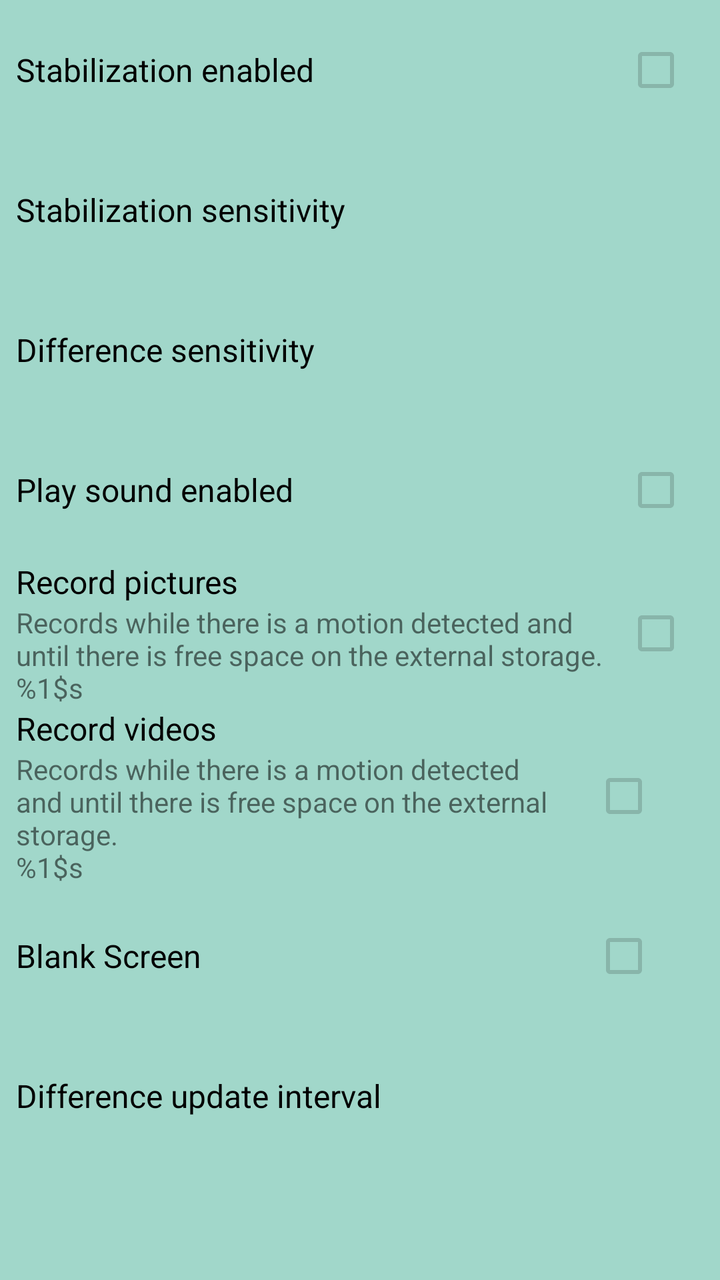
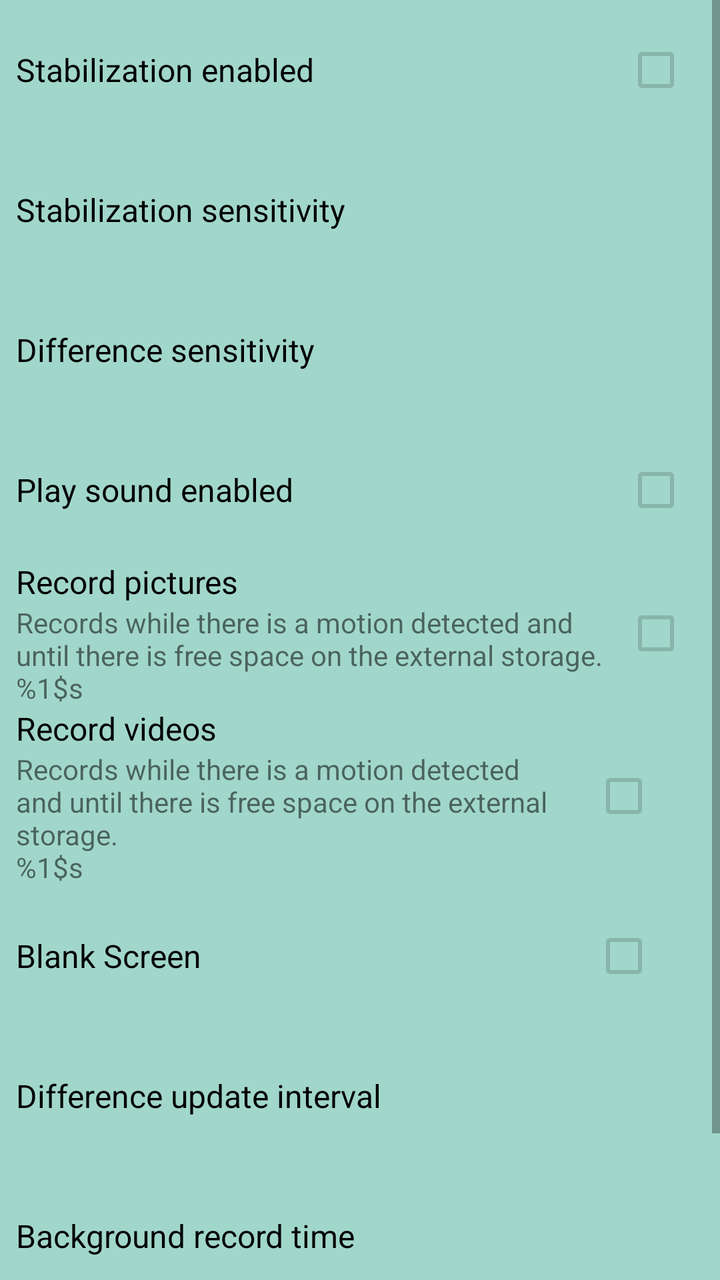

The first picture is an Android layout as it rendered before a commit; the second is the same layout after the commit. The layout source and the unified diff follow.
<!-- AndroidManifest.xml: application theme AppTheme -->
<!-- res/layout/activity_settings.xml -->
<?xml version="1.0" encoding="utf-8"?>
<ScrollView
    xmlns:android="http://schemas.android.com/apk/res/android"
    xmlns:tools="http://schemas.android.com/tools"
    android:layout_width="match_parent"
    android:layout_height="match_parent"
    android:fillViewport="true"
    android:background="@color/colorPrimary"
    tools:context="com.blogspot.techzealous.sentinel.SettingsActivity">

    <LinearLayout
        android:layout_width="match_parent"
        android:layout_height="wrap_content"
        android:paddingStart="8dp"
        android:paddingEnd="16dp"
        android:orientation="vertical"
        android:id="@+id/linearLayoutRootSettings">

        <RelativeLayout
            android:id="@+id/relativeLayoutStabilizationSettings"
            android:layout_width="match_parent"
            android:layout_height="70dp">

            <TextView
                android:layout_width="wrap_content"
                android:layout_height="wrap_content"
                android:layout_centerVertical="true"
                android:textSize="16sp"
                android:textColor="@android:color/black"
                android:text="@string/stabilization_enabled"
                android:id="@+id/textViewStabilizationSettings"/>

            <CheckBox
                android:layout_width="wrap_content"
                android:layout_height="wrap_content"
                android:layout_alignParentEnd="true"
                android:layout_centerVertical="true"
                android:enabled="false"
                android:id="@+id/checkBoxStabilizationSettings"/>
        </RelativeLayout>

        <TextView
            android:layout_width="match_parent"
            android:layout_height="70dp"
            android:gravity="center_vertical"
            android:textSize="16sp"
            android:textColor="@android:color/black"
            android:text="@string/stabilization_sensitivity"
            android:id="@+id/textViewStabilizationSensitivitySettings"/>

        <TextView
            android:layout_width="match_parent"
            android:layout_height="70dp"
            android:gravity="center_vertical"
            android:textSize="16sp"
            android:textColor="@android:color/black"
            android:text="@string/difference_sensitivity"
            android:id="@+id/textViewDifferenceSensitivitySettings"/>

        <RelativeLayout
            android:id="@+id/relativeLayoutPlaySoundSettings"
            android:layout_width="match_parent"
            android:layout_height="70dp">

            <TextView
                android:layout_width="wrap_content"
                android:layout_height="wrap_content"
                android:layout_centerVertical="true"
                android:textSize="16sp"
                android:textColor="@android:color/black"
                android:text="@string/play_sound_enabled"
                android:layout_alignParentStart="true"
                android:layout_toStartOf="@+id/checkBoxPlaySoundSettings"
                android:id="@+id/textViewPlaySoundSettings" />

            <CheckBox
                android:layout_width="wrap_content"
                android:layout_height="wrap_content"
                android:layout_alignParentEnd="true"
                android:layout_centerVertical="true"
                android:enabled="false"
                android:id="@+id/checkBoxPlaySoundSettings"/>
        </RelativeLayout>

        <RelativeLayout
            android:id="@+id/relativeLayoutPicturesSettings"
            android:layout_width="match_parent"
            android:layout_height="wrap_content">

            <TextView
                android:layout_width="match_parent"
                android:layout_height="wrap_content"
                android:layout_toStartOf="@+id/checkBoxRecordPicturesSettings"
                android:textSize="16sp"
                android:textColor="@android:color/black"
                android:text="@string/record_pictures"
                android:id="@+id/textViewRecordPicturesSettings"/>

            <CheckBox
                android:layout_width="wrap_content"
                android:layout_height="wrap_content"
                android:layout_alignParentEnd="true"
                android:layout_centerVertical="true"
                android:enabled="false"
                android:id="@+id/checkBoxRecordPicturesSettings"/>

            <TextView
                android:id="@+id/textViewRecordPicturesDescSettings"
                android:layout_width="match_parent"
                android:layout_height="wrap_content"
                android:layout_below="@id/textViewRecordPicturesSettings"
                android:layout_toStartOf="@+id/checkBoxRecordPicturesSettings"
                android:text="@string/record_description"/>

        </RelativeLayout>

        <RelativeLayout
            android:id="@+id/relativeLayoutVideosSettings"
            android:layout_width="match_parent"
            android:layout_height="wrap_content"
            android:paddingStart="0dp"
            android:paddingEnd="16dp"
            android:paddingLeft="16dp"
            android:paddingRight="16dp">

            <TextView
                android:layout_width="match_parent"
                android:layout_height="wrap_content"
                android:layout_toStartOf="@+id/checkBoxRecordVideosSettings"
                android:textSize="16sp"
                android:textColor="@android:color/black"
                android:text="@string/record_videos"
                android:id="@+id/textViewRecordVideosSettings"/>

            <CheckBox
                android:layout_width="wrap_content"
                android:layout_height="wrap_content"
                android:layout_alignParentEnd="true"
                android:layout_centerVertical="true"
                android:enabled="false"
                android:id="@+id/checkBoxRecordVideosSettings"/>

            <TextView
                android:id="@+id/textViewRecordVideosDescSettings"
                android:layout_width="match_parent"
                android:layout_height="wrap_content"
                android:layout_below="@id/textViewRecordVideosSettings"
                android:layout_toStartOf="@+id/checkBoxRecordVideosSettings"
                android:text="@string/record_description"/>
        </RelativeLayout>

        <RelativeLayout
            android:id="@+id/relativeLayoutBlankScreenSettings"
            android:layout_width="match_parent"
            android:layout_height="70dp"
            android:paddingStart="0dp"
            android:paddingEnd="16dp">

            <TextView
                android:layout_width="wrap_content"
                android:layout_height="wrap_content"
                android:layout_centerVertical="true"
                android:textSize="16sp"
                android:textColor="@android:color/black"
                android:text="@string/blank_screen"
                android:layout_alignParentStart="true"
                android:layout_toStartOf="@+id/checkBoxBlankScreenSettings"
                android:id="@+id/textViewBlankScreenSettings" />

            <CheckBox
                android:layout_width="wrap_content"
                android:layout_height="wrap_content"
                android:layout_alignParentEnd="true"
                android:layout_centerVertical="true"
                android:enabled="false"
                android:id="@+id/checkBoxBlankScreenSettings"/>
        </RelativeLayout>

        <TextView
            android:layout_width="match_parent"
            android:layout_height="70dp"
            android:gravity="center_vertical"
            android:textSize="16sp"
            android:textColor="@android:color/black"
            android:text="@string/difference_update"
            android:id="@+id/textViewDifferenceUpdate"/>

    </LinearLayout>
</ScrollView>
<!-- resources referenced by this layout -->
<resources>
  <color name="colorPrimary">#A1D7CA</color>
  <string name="blank_screen">Blank Screen</string>
  <string name="difference_sensitivity">Difference sensitivity</string>
  <string name="difference_update">Difference update interval</string>
  <string name="play_sound_enabled">Play sound enabled</string>
  <string name="record_description">Records while there is a motion detected and until there is free space on the external storage.\n%1$s</string>
  <string name="record_pictures">Record pictures</string>
  <string name="record_videos">Record videos</string>
  <string name="stabilization_enabled">Stabilization enabled</string>
  <string name="stabilization_sensitivity">Stabilization sensitivity</string>
  <style name="AppTheme" parent="Theme.AppCompat.Light.DarkActionBar">
          
          <item name="colorPrimary">@color/colorPrimary</item>
          <item name="colorPrimaryDark">@color/colorPrimaryDark</item>
          <item name="colorAccent">@color/colorAccent</item>
      </style>
  <color name="colorPrimaryDark">#8FBEB6</color>
  <color name="colorAccent">#268AD9</color>
</resources>

<!-- the commit's change to res/layout/activity_settings.xml (unified diff, before → after) -->
@@ -185,5 +185,41 @@
             android:text="@string/difference_update"
             android:id="@+id/textViewDifferenceUpdate"/>
 
+        <TextView
+            android:layout_width="match_parent"
+            android:layout_height="70dp"
+            android:gravity="center_vertical"
+            android:textSize="16sp"
+            android:textColor="@android:color/black"
+            android:text="@string/background_record_time"
+            android:id="@+id/textViewBackgroundRecordTime"/>
+
+        <RelativeLayout
+            android:id="@+id/relativeLayoutDeviceAdmin"
+            android:layout_width="match_parent"
+            android:layout_height="70dp"
+            android:paddingStart="0dp"
+            android:paddingEnd="16dp">
+
+            <TextView
+                android:layout_width="wrap_content"
+                android:layout_height="wrap_content"
+                android:layout_centerVertical="true"
+                android:textSize="16sp"
+                android:textColor="@android:color/black"
+                android:text="@string/enable_device_admin"
+                android:layout_alignParentStart="true"
+                android:layout_toStartOf="@+id/checkBoxDeviceAdmin"
+                android:id="@+id/textViewDeviceAdmin" />
+
+            <CheckBox
+                android:layout_width="wrap_content"
+                android:layout_height="wrap_content"
+                android:layout_alignParentEnd="true"
+                android:layout_centerVertical="true"
+                android:enabled="false"
+                android:id="@+id/checkBoxDeviceAdmin"/>
+        </RelativeLayout>
+
     </LinearLayout>
 </ScrollView>
<!-- resource entries referenced after the edit -->
@@ -1,9 +1,11 @@
 <!-- resources referenced by this layout -->
 <resources>
   <color name="colorPrimary">#A1D7CA</color>
+  <string name="background_record_time">Background record time</string>
   <string name="blank_screen">Blank Screen</string>
   <string name="difference_sensitivity">Difference sensitivity</string>
   <string name="difference_update">Difference update interval</string>
+  <string name="enable_device_admin">Enable device admin</string>
   <string name="play_sound_enabled">Play sound enabled</string>
   <string name="record_description">Records while there is a motion detected and until there is free space on the external storage.\n%1$s</string>
   <string name="record_pictures">Record pictures</string>
